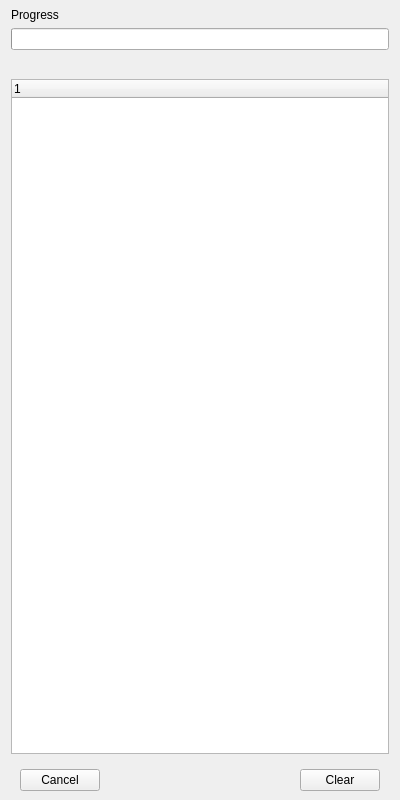
Above: sources/progressview.ui from mikaelsundell/usdviewer before the change. Below: the same form after it.
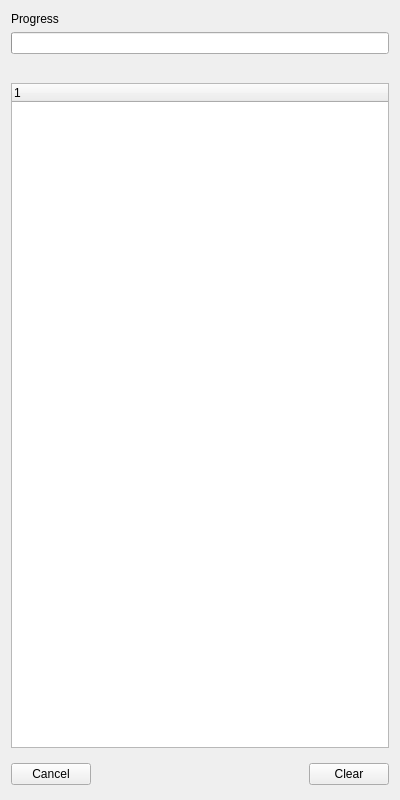
That is the form after the change. Custom widgets are drawn as their Qt base class.

```diff
--- a/sources/progressview.ui
+++ b/sources/progressview.ui
@@ -18,10 +18,10 @@
   </property>
   <layout class="QVBoxLayout" name="verticalLayout_7">
    <property name="topMargin">
-    <number>8</number>
+    <number>12</number>
    </property>
    <property name="bottomMargin">
-    <number>0</number>
+    <number>6</number>
    </property>
    <item>
     <widget class="QWidget" name="dockWidget" native="true">
@@ -91,6 +91,12 @@
          </size>
         </property>
         <layout class="QHBoxLayout" name="horizontalLayout_5">
+         <property name="leftMargin">
+          <number>0</number>
+         </property>
+         <property name="rightMargin">
+          <number>0</number>
+         </property>
          <item>
           <widget class="QPushButton" name="cancel">
            <property name="text">
```
